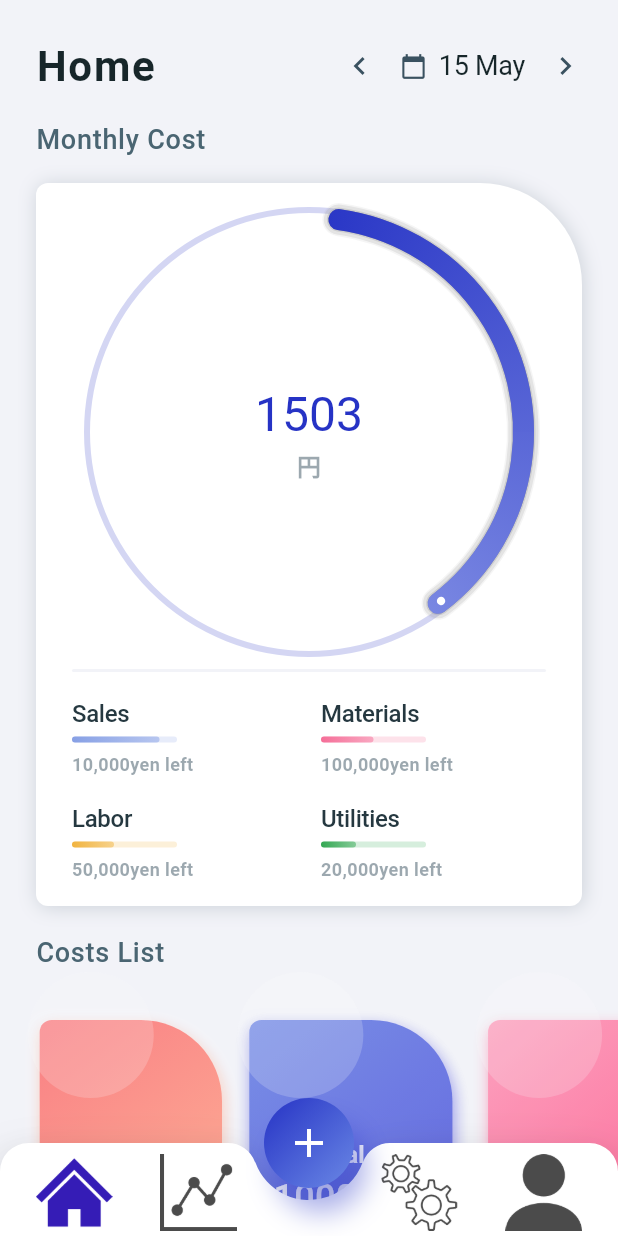
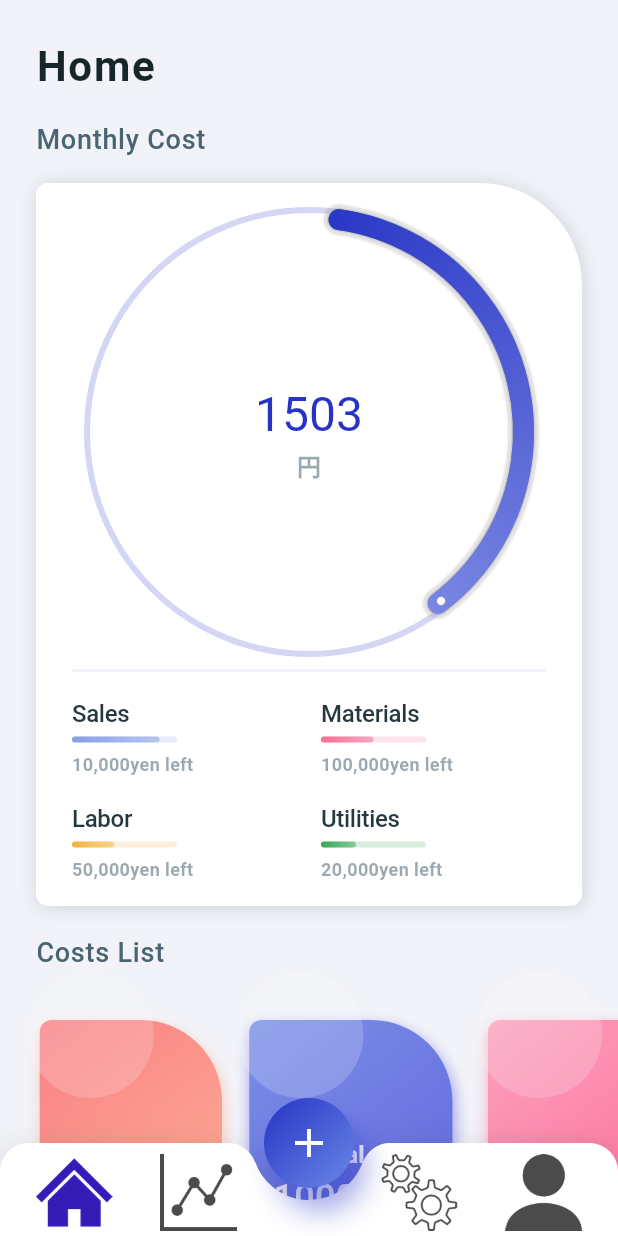
Before and after one commit to uto100833/cost_wave, a Flutter app: the NavigationScreen screen opened directly, on a phone screen of 412 x 824 dp. Run offline on Flutter 3.47's test engine with Material 3 defaults, Android fonts, the phone set to English and light mode, and no system bars; our stand-ins replace firebase_auth, firebase_core, fl_chart; accounts and stored records are empty.

Commit message:
fix directory tree

```diff
--- a/cost_wave/lib/screen/home/ui_view/area_list_view.dart
+++ b/cost_wave/lib/components/ui_view/area_list_view.dart
@@ -1,5 +1,5 @@
 import 'package:flutter/material.dart';
-import '../../../app_theme.dart';
+import '../../app_theme.dart';
 
 class AreaListView extends StatefulWidget {
   const AreaListView(
--- a/cost_wave/lib/screen/home/ui_view/body_measurement.dart
+++ b/cost_wave/lib/components/ui_view/body_measurement.dart
@@ -1,5 +1,5 @@
 
-import '../../../app_theme.dart';
+import '../../app_theme.dart';
 import 'package:flutter/material.dart';
 
 class BodyMeasurementView extends StatelessWidget {
--- a/cost_wave/lib/screen/home/ui_view/costs_list_view.dart
+++ b/cost_wave/lib/components/ui_view/costs_list_view.dart
@@ -2,7 +2,7 @@ import 'package:cost_wave/app_theme.dart';
 import 'package:cost_wave/model/costs_list_data.dart';
 import 'package:flutter/material.dart';
 
-import '../../../main.dart';
+import '../../main.dart';
 
 class CostsListView extends StatefulWidget {
   const CostsListView(
--- a/cost_wave/lib/screen/home/ui_view/glass_view.dart
+++ b/cost_wave/lib/components/ui_view/glass_view.dart
@@ -1,7 +1,7 @@
 import 'package:flutter/material.dart';
 
-import '../../../app_theme.dart';
-import '../../../main.dart';
+import '../../app_theme.dart';
+import '../../main.dart';
 
 class GlassView extends StatelessWidget {
   final AnimationController? animationController;
--- a/cost_wave/lib/screen/home/ui_view/monthly_cost_view.dart
+++ b/cost_wave/lib/components/ui_view/monthly_cost_view.dart
@@ -2,7 +2,7 @@ import 'package:cost_wave/main.dart';
 import 'package:flutter/material.dart';
 import 'dart:math' as math;
 
-import '../../../app_theme.dart';
+import '../../app_theme.dart';
 
 class MonthlyCostView extends StatelessWidget {
   final AnimationController? animationController;
--- a/cost_wave/lib/screen/home/ui_view/running_view.dart
+++ b/cost_wave/lib/components/ui_view/running_view.dart
@@ -1,5 +1,5 @@
 import 'package:flutter/material.dart';
-import '../../../app_theme.dart';
+import '../../app_theme.dart';
 
 class RunningView extends StatelessWidget {
   final AnimationController? animationController;
--- a/cost_wave/lib/screen/home/ui_view/wave_view.dart
+++ b/cost_wave/lib/components/ui_view/wave_view.dart
@@ -1,5 +1,5 @@
 import 'dart:math' as math;
-import '../../../app_theme.dart';
+import '../../app_theme.dart';
 import 'package:flutter/material.dart';
 import 'package:vector_math/vector_math.dart' as vector;
 
--- a/cost_wave/lib/screen/home/ui_view/workout_view.dart
+++ b/cost_wave/lib/components/ui_view/workout_view.dart
@@ -1,6 +1,6 @@
 import 'package:cost_wave/main.dart';
 import 'package:flutter/material.dart';
-import '../../../app_theme.dart';
+import '../../app_theme.dart';
 
 class WorkoutView extends StatelessWidget {
   final AnimationController? animationController;
--- a/cost_wave/lib/screen/home/home_page.dart
+++ b/cost_wave/lib/screen/home/home_page.dart
@@ -1,9 +1,9 @@
 import 'package:cost_wave/app_theme.dart';
-import 'package:cost_wave/screen/home/ui_view/costs_list_view.dart';
+import 'package:cost_wave/components/ui_view/costs_list_view.dart';
 import 'package:flutter/material.dart';
 
-import 'ui_view/monthly_cost_view.dart';
-import 'ui_view/title_view.dart';
+import '../../components/ui_view/monthly_cost_view.dart';
+import '../../components/ui_view/title_view.dart';
 
 class HomePage extends StatefulWidget {
   const HomePage({super.key, this.animationController});
@@ -206,67 +206,6 @@ class _HomePageState extends State<HomePage> with TickerProviderStateMixin {
                                 ),
                               ),
                             ),
-                            SizedBox(
-                              height: 38,
-                              width: 38,
-                              child: InkWell(
-                                highlightColor: Colors.transparent,
-                                borderRadius: const BorderRadius.all(
-                                    Radius.circular(32.0)),
-                                onTap: () {},
-                                child: const Center(
-                                  child: Icon(
-                                    Icons.keyboard_arrow_left,
-                                    color: AppTheme.grey,
-                                  ),
-                                ),
-                              ),
-                            ),
-                            const Padding(
-                              padding: EdgeInsets.only(
-                                left: 8,
-                                right: 8,
-                              ),
-                              child: Row(
-                                children: <Widget>[
-                                  Padding(
-                                    padding: EdgeInsets.only(right: 8),
-                                    child: Icon(
-                                      Icons.calendar_today,
-                                      color: AppTheme.grey,
-                                      size: 18,
-                                    ),
-                                  ),
-                                  Text(
-                                    '15 May',
-                                    textAlign: TextAlign.left,
-                                    style: TextStyle(
-                                      fontFamily: AppTheme.fontName,
-                                      fontWeight: FontWeight.normal,
-                                      fontSize: 18,
-                                      letterSpacing: -0.2,
-                                      color: AppTheme.darkerText,
-                                    ),
-                                  ),
-                                ],
-                              ),
-                            ),
-                            SizedBox(
-                              height: 38,
-                              width: 38,
-                              child: InkWell(
-                                highlightColor: Colors.transparent,
-                                borderRadius: const BorderRadius.all(
-                                    Radius.circular(32.0)),
-                                onTap: () {},
-                                child: const Center(
-                                  child: Icon(
-                                    Icons.keyboard_arrow_right,
-                                    color: AppTheme.grey,
-                                  ),
-                                ),
-                              ),
-                            ),
                           ],
                         ),
                       )
```
Also changed, not shown: cost_wave/lib/components/custom_app_bar.dart (added, +86 -0 lines), cost_wave/lib/components/widgets/custom_navigation_bar.dart (+9 -1 lines), cost_wave/lib/screen/ input/ input_cost_screen.dart (added, +59 -0 lines), cost_wave/lib/components/ui_view/title_view.dart (renamed from cost_wave/lib/screen/home/ui_view/title_view.dart).
